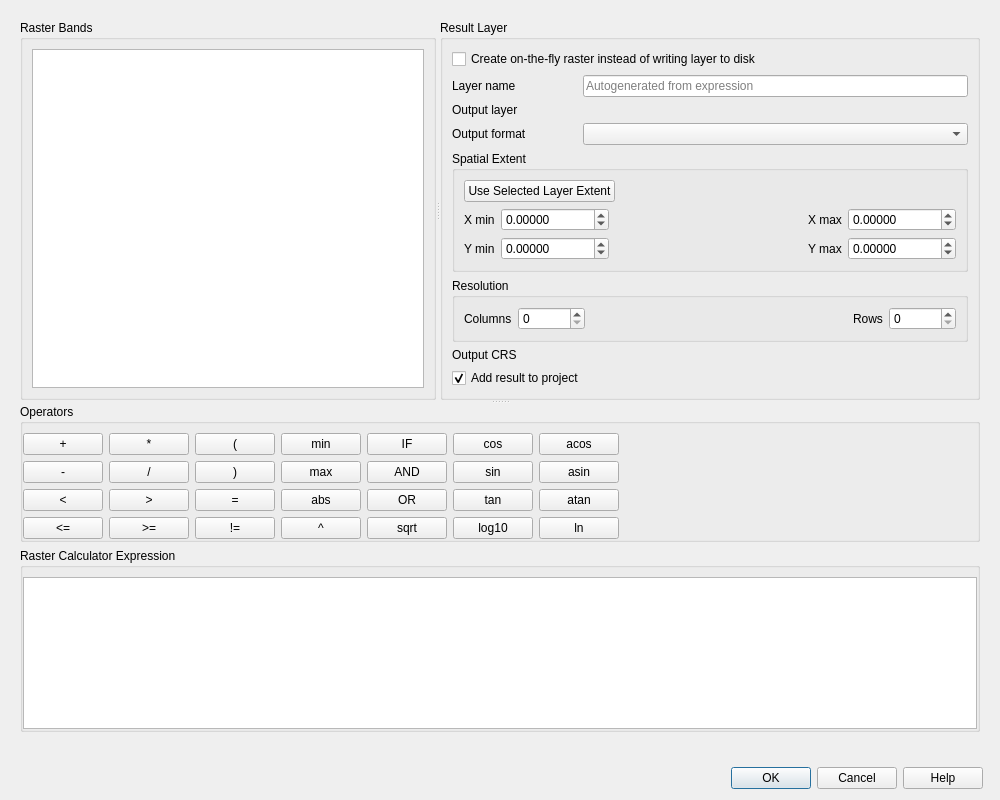
First picture: the form in src/ui/qgsrastercalcdialogbase.ui, repository carsmie/QGIS, before the edit.
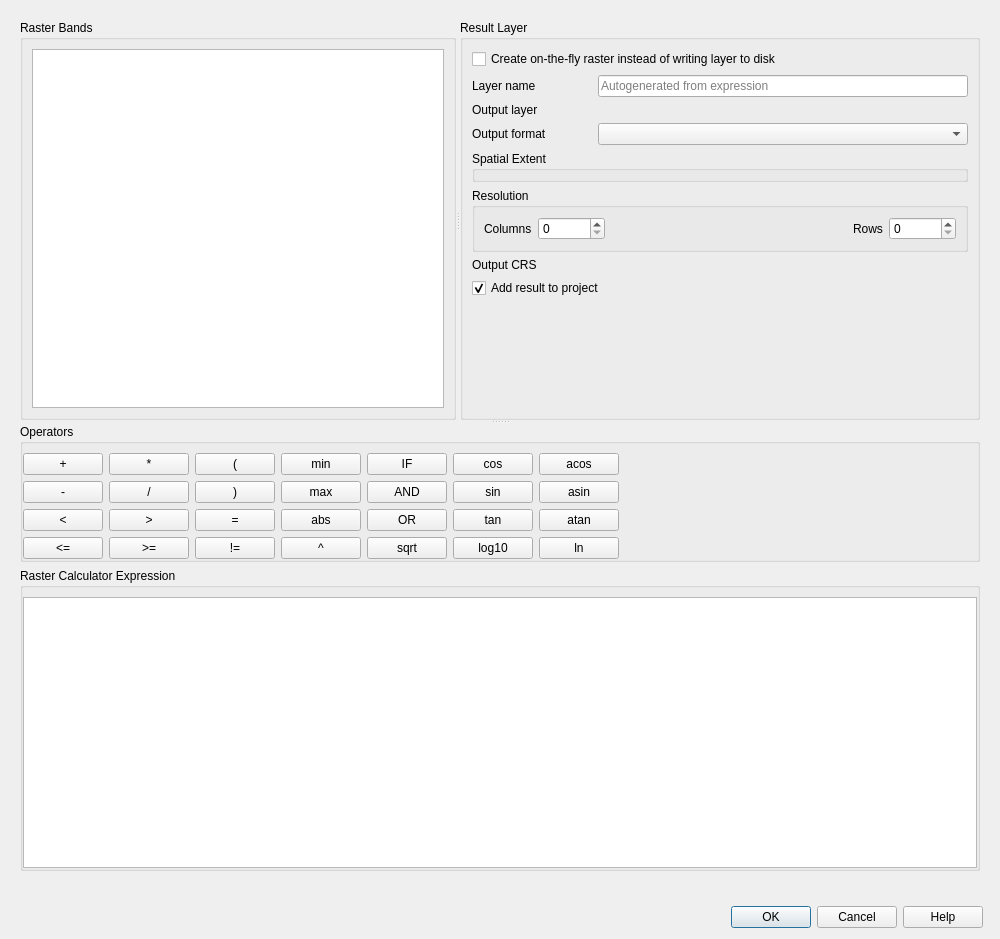
Second picture: the form after the edit. Custom widgets are drawn as their Qt base class.

Commit message: replace spinboxes with extent selector in the raster calculator dialog

```diff
--- a/src/ui/qgsrastercalcdialogbase.ui
+++ b/src/ui/qgsrastercalcdialogbase.ui
@@ -7,7 +7,7 @@
     <x>0</x>
     <y>0</y>
     <width>1000</width>
-    <height>800</height>
+    <height>939</height>
    </rect>
   </property>
   <property name="minimumSize">
@@ -70,129 +70,10 @@
               </widget>
              </item>
              <item row="4" column="0" colspan="4">
-              <widget class="QGroupBox" name="groupBox_2">
+              <widget class="QgsExtentGroupBox" name="mExtentGroupBox">
                <property name="title">
                 <string>Spatial Extent</string>
                </property>
-               <layout class="QGridLayout" name="gridLayout_5">
-                <item row="2" column="1">
-                 <widget class="QgsDoubleSpinBox" name="mXMinSpinBox">
-                  <property name="decimals">
-                   <number>5</number>
-                  </property>
-                  <property name="minimum">
-                   <double>-999999999.000000000000000</double>
-                  </property>
-                  <property name="maximum">
-                   <double>999999999.000000000000000</double>
-                  </property>
-                 </widget>
-                </item>
-                <item row="2" column="3">
-                 <widget class="QLabel" name="mXMaxLabel">
-                  <property name="text">
-                   <string>X max</string>
-                  </property>
-                 </widget>
-                </item>
-                <item row="3" column="0">
-                 <widget class="QLabel" name="mYMinLabel">
-                  <property name="text">
-                   <string>Y min</string>
-                  </property>
-                 </widget>
-                </item>
-                <item row="2" column="0">
-                 <widget class="QLabel" name="mXMinLabel">
-                  <property name="text">
-                   <string>X min</string>
-                  </property>
-                 </widget>
-                </item>
-                <item row="2" column="2">
-                 <spacer name="horizontalSpacer_2">
-                  <property name="orientation">
-                   <enum>Qt::Horizontal</enum>
-                  </property>
-                  <property name="sizeHint" stdset="0">
-                   <size>
-                    <width>10</width>
-                    <height>20</height>
-                   </size>
-                  </property>
-                 </spacer>
-                </item>
-                <item row="2" column="4">
-                 <widget class="QgsDoubleSpinBox" name="mXMaxSpinBox">
-                  <property name="decimals">
-                   <number>5</number>
-                  </property>
-                  <property name="minimum">
-                   <double>-999999999.000000000000000</double>
-                  </property>
-                  <property name="maximum">
-                   <double>999999999.000000000000000</double>
-                  </property>
-                 </widget>
-                </item>
-                <item row="3" column="1">
-                 <widget class="QgsDoubleSpinBox" name="mYMinSpinBox">
-                  <property name="decimals">
-                   <number>5</number>
-                  </property>
-                  <property name="minimum">
-                   <double>-999999999.000000000000000</double>
-                  </property>
-                  <property name="maximum">
-                   <double>999999999.000000000000000</double>
-                  </property>
-                 </widget>
-                </item>
-                <item row="3" column="3">
-                 <widget class="QLabel" name="mYMaxLabel">
-                  <property name="text">
-                   <string>Y max</string>
-                  </property>
-                 </widget>
-                </item>
-                <item row="3" column="4">
-                 <widget class="QgsDoubleSpinBox" name="mYMaxSpinBox">
-                  <property name="decimals">
-                   <number>5</number>
-                  </property>
-                  <property name="minimum">
-                   <double>-999999999.000000000000000</double>
-                  </property>
-                  <property name="maximum">
-                   <double>999999999.000000000000000</double>
-                  </property>
-                 </widget>
-                </item>
-                <item row="0" column="0" rowspan="2" colspan="5">
-                 <layout class="QGridLayout" name="gridLayout_3">
-                  <item row="0" column="1" rowspan="2" colspan="4">
-                   <spacer name="horizontalSpacer_4">
-                    <property name="orientation">
-                     <enum>Qt::Horizontal</enum>
-                    </property>
-                    <property name="sizeHint" stdset="0">
-                     <size>
-                      <width>40</width>
-                      <height>20</height>
-                     </size>
-                    </property>
-                   </spacer>
-                  </item>
-                  <item row="0" column="0" rowspan="2">
-                   <widget class="QPushButton" name="mCurrentLayerExtentButton">
-                    <property name="text">
-                     <string>Use Selected Layer Extent</string>
-                    </property>
-                   </widget>
-                  </item>
-                 </layout>
-                </item>
-               </layout>
               </widget>
              </item>
              <item row="3" column="1" colspan="3">
@@ -606,11 +487,6 @@
    <header>qgscollapsiblegroupbox.h</header>
    <container>1</container>
   </customwidget>
-  <customwidget>
-   <class>QgsDoubleSpinBox</class>
-   <extends>QDoubleSpinBox</extends>
-   <header>qgsdoublespinbox.h</header>
-  </customwidget>
   <customwidget>
    <class>QgsFileWidget</class>
    <extends>QWidget</extends>
@@ -634,6 +510,12 @@
    <header>qgsscrollarea.h</header>
    <container>1</container>
   </customwidget>
+  <customwidget>
+   <class>QgsExtentGroupBox</class>
+   <extends>QGroupBox</extends>
+   <header>qgsextentgroupbox.h</header>
+   <container>1</container>
+  </customwidget>
  </customwidgets>
  <tabstops>
   <tabstop>mRasterBandsListWidget</tabstop>
```
Left out of the diff: 29 changed lines with no effect on the pictures. The commit also changes 3 other files.
